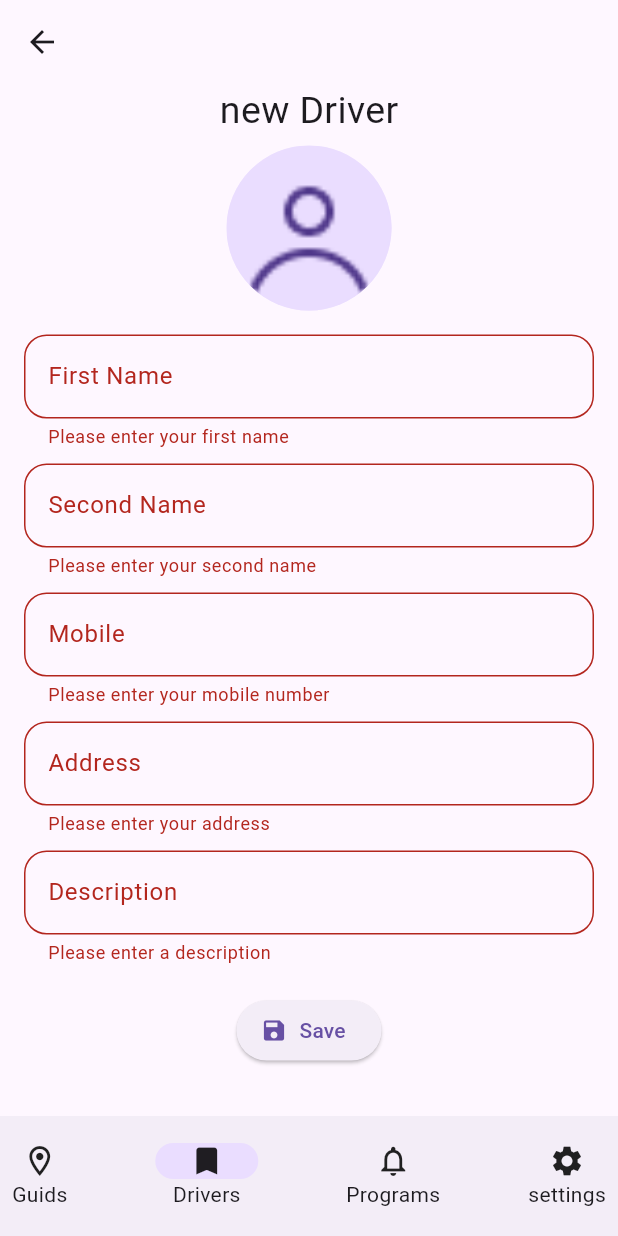
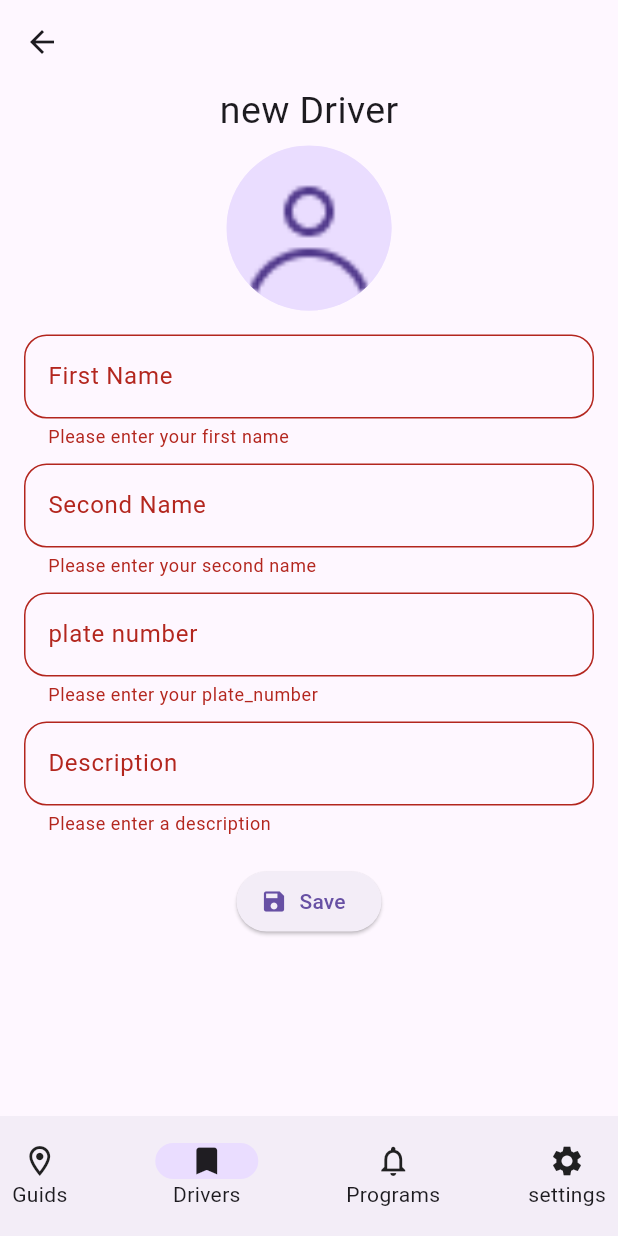
Before and after one commit to M-SUL/e_tourism, a Flutter app: the Adddriverscreen screen opened directly, after a tap on "Save", on a phone screen of 412 x 824 dp. Run offline on Flutter 3.47's test engine with Material 3 defaults, Android fonts, the phone set to English and light mode, and no system bars.

Commit message:
link list of drivers, update, delete them with the backend

```diff
--- a/lib/screens/addDriverScreen.dart
+++ b/lib/screens/addDriverScreen.dart
@@ -1,6 +1,7 @@
 import 'package:e_tourism/screens/guidesListScreen.dart';
 import 'package:flutter/cupertino.dart';
 import 'package:flutter/material.dart';
+import '../httpHelper/adminData.dart';
 
 class Adddriverscreen extends StatelessWidget {
   Adddriverscreen({super.key});
@@ -8,8 +9,7 @@ class Adddriverscreen extends StatelessWidget {
   final Map<String, TextEditingController> formControllers = {
     'firstName': TextEditingController(),
     'lastName': TextEditingController(),
-    'mobile': TextEditingController(),
-    'address': TextEditingController(),
+    'plate_number': TextEditingController(),
     'description': TextEditingController(),
   };
   final _formKey = GlobalKey<FormState>();
@@ -137,36 +137,16 @@ class Adddriverscreen extends StatelessWidget {
                         ),
                         const SizedBox(height: 10),
                         TextFormField(
-                          controller: formControllers["mobile"],
+                          controller: formControllers["plate_number"],
                           decoration: InputDecoration(
-                            labelText: 'Mobile',
-                            border: OutlineInputBorder(
-                              borderRadius: BorderRadius.circular(15.0),
-                            ),
-                          ),
-                          keyboardType: TextInputType.phone,
-                          validator: (value) {
-                            if (value == null || value.isEmpty) {
-                              return 'Please enter your mobile number';
-                            }
-                            if (!RegExp(r'^\d{10}$').hasMatch(value)) {
-                              return 'Please enter a valid 10-digit mobile number';
-                            }
-                            return null;
-                          },
-                        ),
-                        const SizedBox(height: 10),
-                        TextFormField(
-                          controller: formControllers["address"],
-                          decoration: InputDecoration(
-                            labelText: 'Address',
+                            labelText: 'plate number',
                             border: OutlineInputBorder(
                               borderRadius: BorderRadius.circular(15.0),
                             ),
                           ),
                           validator: (value) {
                             if (value == null || value.isEmpty) {
-                              return 'Please enter your address';
+                              return 'Please enter your plate_number';
                             }
                             return null;
                           },
@@ -189,13 +169,27 @@ class Adddriverscreen extends StatelessWidget {
                         ),
                         const SizedBox(height: 20),
                         ElevatedButton.icon(
-                          onPressed: () {
+                          onPressed: () async {
                             if (_formKey.currentState!.validate()) {
-                              //todo send data to backend
-                              ScaffoldMessenger.of(context).showSnackBar(
-                                const SnackBar(
-                                    content: Text('Processing Data')),
-                              );
+                              // Collect form data
+                              final newDriverData = {
+                                'first_name': formControllers['firstName']!.text,
+                                'last_name': formControllers['lastName']!.text,
+                                'plate_number': formControllers['plate_number']!.text,
+                                'description': formControllers['description']!.text,
+                              };
+                              // Call addGuide method from AdminData
+                              bool success = await AdminData().addDriver(data: newDriverData);
+                              if (success) {
+                                ScaffoldMessenger.of(context).showSnackBar(
+                                  const SnackBar(content: Text('Guide added successfully')),
+                                );
+                                Navigator.pop(context);  // Optionally navigate back after success
+                              } else {
+                                ScaffoldMessenger.of(context).showSnackBar(
+                                  const SnackBar(content: Text('Failed to add guide')),
+                                );
+                              }
                             }
                           },
                           icon: const Icon(Icons.save),
--- a/lib/screens/driversListScreen.dart
+++ b/lib/screens/driversListScreen.dart
@@ -7,14 +7,14 @@ import 'package:flutter/material.dart';
 import 'guidesListScreen.dart';
 
 class Driverslistscreen extends StatefulWidget {
-  Driverslistscreen({super.key});
+  const Driverslistscreen({super.key});
 
   @override
   State<Driverslistscreen> createState() => _DriverslistscreenState();
 }
 
 class _DriverslistscreenState extends State<Driverslistscreen> {
-  List<List<String>> data = [];
+  List<List> data = [];
   bool dataISset = false;
   Future<void> setData() async {
     data = await AdminData().getDrivers();
@@ -148,7 +148,7 @@ class _DriverslistscreenState extends State<Driverslistscreen> {
                                         Navigator.of(context).push(
                                             MaterialPageRoute(
                                                 builder: (context) {
-                                          return  Editdriver(fullName: "${item[0]} ${item[1]}");
+                                          return  Editdriver(id: int.parse("${item[2]}"));
                                         }));
                                       },
                                       child: Card(
--- a/lib/screens/editDriver.dart
+++ b/lib/screens/editDriver.dart
@@ -5,8 +5,8 @@ import 'package:flutter/material.dart';
 import 'guidesListScreen.dart';
 
 class Editdriver extends StatefulWidget {
-  const Editdriver({super.key, required this.fullName});
-  final String fullName;
+  const Editdriver({super.key, required this.id});
+  final int id;
 
   @override
   State<Editdriver> createState() => _EditdriverState();
@@ -16,11 +16,10 @@ class _EditdriverState extends State<Editdriver> {
   Map<String, String> data = {};
   bool dataIsset=false;
   Future<void> setData() async {
-    data =await AdminData().getOneDriver(fullname: widget.fullName);
+    data =await AdminData().getOneDriver(id: widget.id);
     formControllers["firstName"]!.text=data["firstName"]!;
     formControllers["lastName"]!.text=data["lastName"]!;
-    formControllers["mobile"]!.text=data["mobile"]!;
-    formControllers["address"]!.text=data["address"]!;
+    formControllers["plate_number"]!.text=data["plate_number"]!;
     formControllers["description"]!.text=data["description"]!;
     setState(() {
       dataIsset=true;
@@ -29,8 +28,7 @@ class _EditdriverState extends State<Editdriver> {
   final Map<String, TextEditingController> formControllers = {
     'firstName': TextEditingController(),
     'lastName': TextEditingController(),
-    'mobile': TextEditingController(),
-    'address': TextEditingController(),
+    'plate_number': TextEditingController(),
     'description': TextEditingController(),
   };
 
@@ -169,36 +167,16 @@ class _EditdriverState extends State<Editdriver> {
                         ),
                         const SizedBox(height: 10),
                         TextFormField(
-                          controller: formControllers["mobile"],
+                          controller: formControllers["plate_number"],
                           decoration: InputDecoration(
-                            labelText: 'Mobile',
-                            border: OutlineInputBorder(
-                              borderRadius: BorderRadius.circular(15.0),
-                            ),
-                          ),
-                          keyboardType: TextInputType.phone,
-                          validator: (value) {
-                            if (value == null || value.isEmpty) {
-                              return 'Please enter your mobile number';
-                            }
-                            if (!RegExp(r'^\d{10}$').hasMatch(value)) {
-                              return 'Please enter a valid 10-digit mobile number';
-                            }
-                            return null;
-                          },
-                        ),
-                        const SizedBox(height: 10),
-                        TextFormField(
-                          controller: formControllers["address"],
-                          decoration: InputDecoration(
-                            labelText: 'Address',
+                            labelText: 'plate number',
                             border: OutlineInputBorder(
                               borderRadius: BorderRadius.circular(15.0),
                             ),
                           ),
                           validator: (value) {
                             if (value == null || value.isEmpty) {
-                              return 'Please enter your address';
+                              return 'Please enter your plate number';
                             }
                             return null;
                           },
@@ -227,11 +205,26 @@ class _EditdriverState extends State<Editdriver> {
                               child: Padding(
                                 padding: const EdgeInsets.all(8.0),
                                 child: ElevatedButton.icon(
-                                  onPressed: () {
+                                  onPressed: () async {
                                     if (_formKey.currentState!.validate()) {
-                                      ScaffoldMessenger.of(context).showSnackBar(
-                                        const SnackBar(content: Text('Processing Data')),
-                                      );
+                                      final updateData = {
+                                        'first_name': formControllers['firstName']!.text,
+                                        'last_name': formControllers['lastName']!.text,
+                                        'plate_number': formControllers['plate_number']!.text,
+                                        'description': formControllers['description']!.text,
+                                      };
+                                      // Call updateGuide method from AdminData
+                                      bool success = await AdminData().updateDriver(id: widget.id, updateData: updateData);
+                                      // Send PUT request to update guide
+                                      if (success) {
+                                        ScaffoldMessenger.of(context).showSnackBar(
+                                          const SnackBar(content: Text('Driver updated successfully')),
+                                        );
+                                      } else {
+                                        ScaffoldMessenger.of(context).showSnackBar(
+                                          const SnackBar(content: Text('Failed to update Driver')),
+                                        );
+                                      }
                                     }
                                   },
                                   icon: const Icon(Icons.edit),
@@ -245,11 +238,19 @@ class _EditdriverState extends State<Editdriver> {
                             Expanded(
                               flex: 1,
                               child: ElevatedButton.icon(
-                                onPressed: () {
+                                onPressed: () async {
                                   if (_formKey.currentState!.validate()) {
-                                    ScaffoldMessenger.of(context).showSnackBar(
-                                      const SnackBar(content: Text('Processing Data')),
-                                    );
+                                    bool success = await AdminData().deleteDriver(id: widget.id);
+                                    if (success) {
+                                      ScaffoldMessenger.of(context).showSnackBar(
+                                        const SnackBar(content: Text('Driver deleted successfully')),
+                                      );
+                                      Navigator.pop(context);  // Navigate back after deletion
+                                    } else {
+                                      ScaffoldMessenger.of(context).showSnackBar(
+                                        const SnackBar(content: Text('Failed to delete driver')),
+                                      );
+                                    }
                                   }
                                 },
                                 icon: const Icon(Icons.delete),
--- a/lib/screens/guidesListScreen.dart
+++ b/lib/screens/guidesListScreen.dart
@@ -3,7 +3,6 @@ import 'package:e_tourism/screens/driversListScreen.dart';
 import 'package:e_tourism/screens/editGuide.dart';
 import 'package:flutter/cupertino.dart';
 import 'package:flutter/material.dart';
-
 
 import '../httpHelper/adminData.dart';
 
```
Also changed, not shown: lib/httpHelper/adminData.dart (+88 -40 lines), lib/screens/addGuideScreen.dart (+22 -4 lines).
